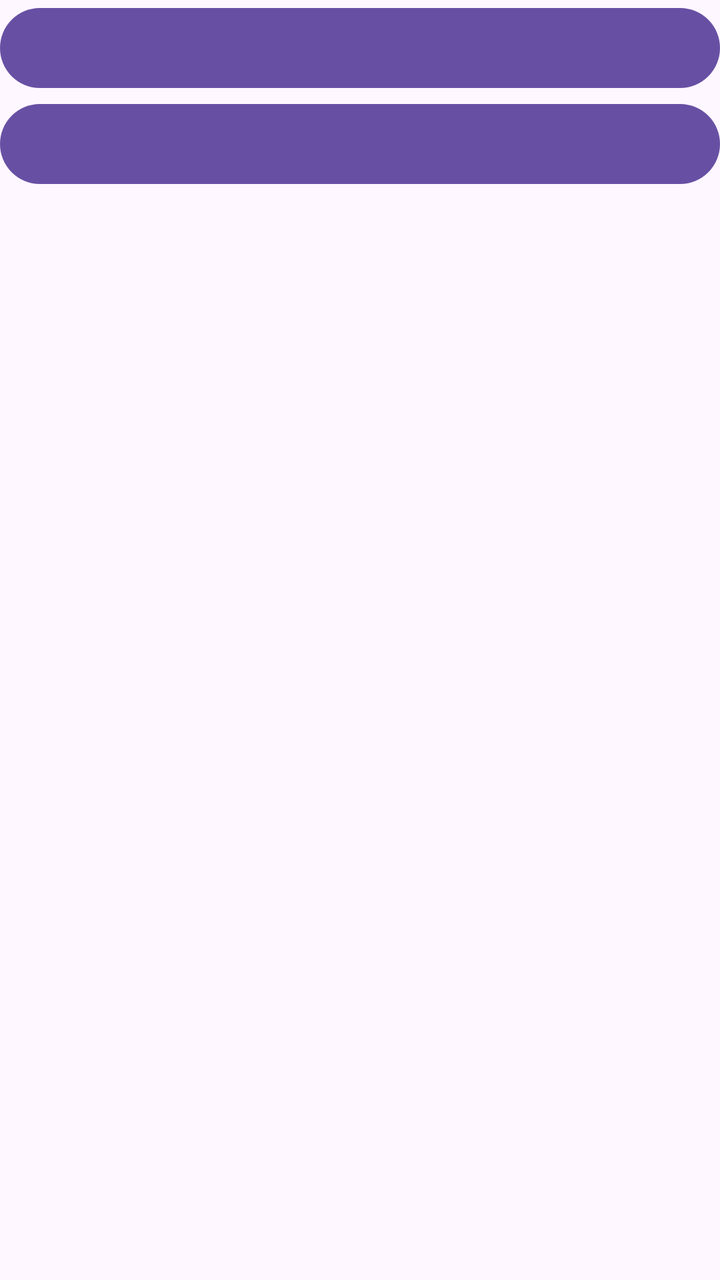
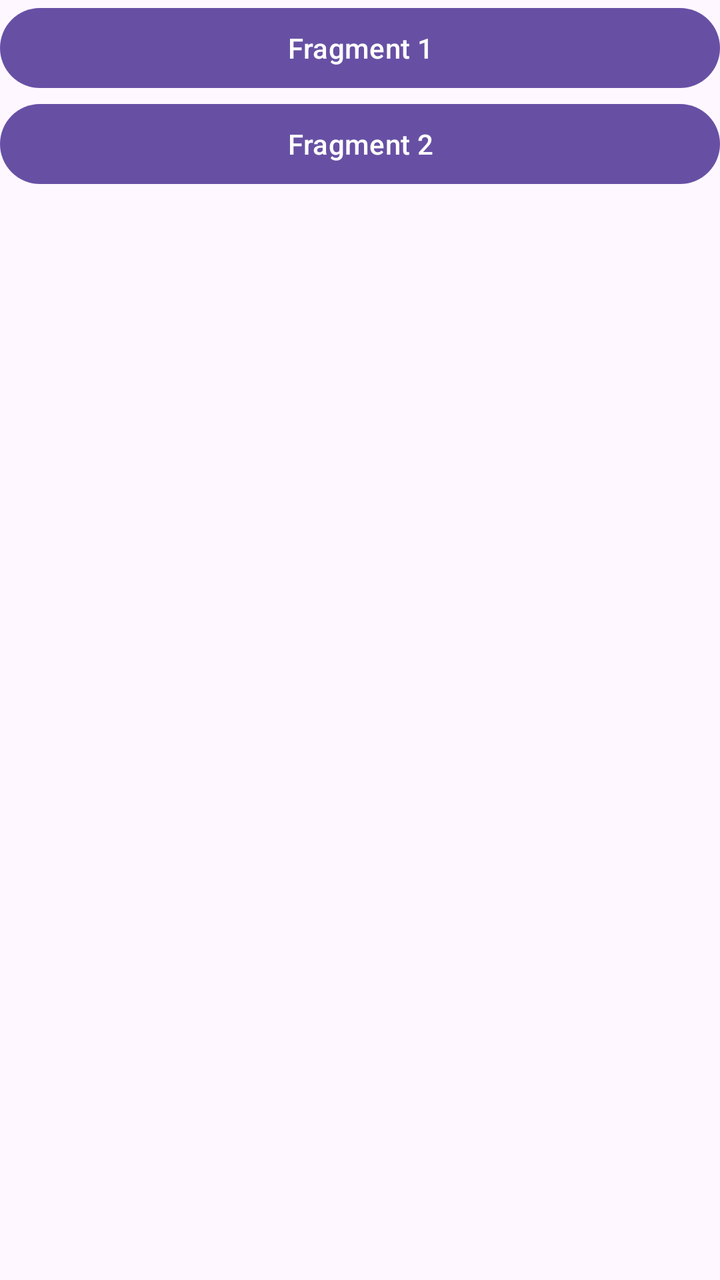

The first picture is an Android layout as it rendered before a commit; the second is the same layout after the commit. The layout source and the unified diff follow.
<!-- AndroidManifest.xml: application theme Theme.LatFragmentSederhana -->
<!-- res/layout/activity_main.xml -->
<?xml version="1.0" encoding="utf-8"?>
<LinearLayout xmlns:android="http://schemas.android.com/apk/res/android"
    xmlns:app="http://schemas.android.com/apk/res-auto"
    xmlns:tools="http://schemas.android.com/tools"
    android:id="@+id/main"
    android:layout_width="match_parent"
    android:layout_height="match_parent"
    tools:context=".MainActivity"
    android:orientation="vertical">

    <Button
        android:layout_width="match_parent"
        android:layout_height="wrap_content"
        android:id="@+id/btnFragment1"/>

    <Button
        android:layout_width="match_parent"
        android:layout_height="wrap_content"
        android:id="@+id/btnFragment2"/>

    <androidx.fragment.app.FragmentContainerView
        android:layout_height="match_parent"
        android:layout_width="match_parent"
        android:layout_margin="16dp"
        android:id="@+id/fragment_container"/>

</LinearLayout>
<!-- resources referenced by this layout -->
<resources>
  <style name="Theme.LatFragmentSederhana" parent="Base.Theme.LatFragmentSederhana" />
  <style name="Base.Theme.LatFragmentSederhana" parent="Theme.Material3.DayNight.NoActionBar">
          
          
      </style>
</resources>

<!-- the commit's change to res/layout/activity_main.xml (unified diff, before → after) -->
@@ -11,12 +11,14 @@
     <Button
         android:layout_width="match_parent"
         android:layout_height="wrap_content"
-        android:id="@+id/btnFragment1"/>
+        android:id="@+id/btnFragment1"
+        android:text="Fragment 1"/>
 
     <Button
         android:layout_width="match_parent"
         android:layout_height="wrap_content"
-        android:id="@+id/btnFragment2"/>
+        android:id="@+id/btnFragment2"
+        android:text="Fragment 2"/>
 
     <androidx.fragment.app.FragmentContainerView
         android:layout_height="match_parent"
